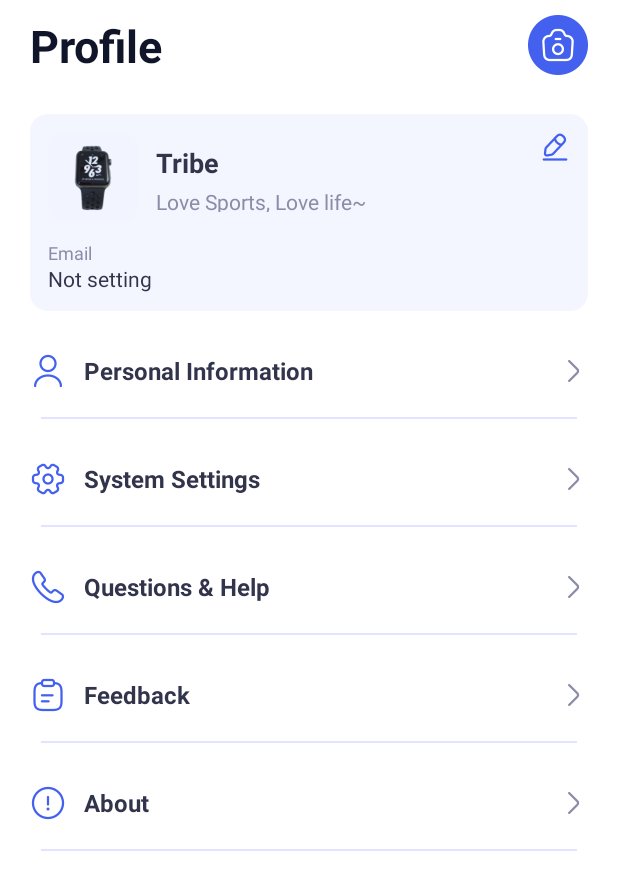
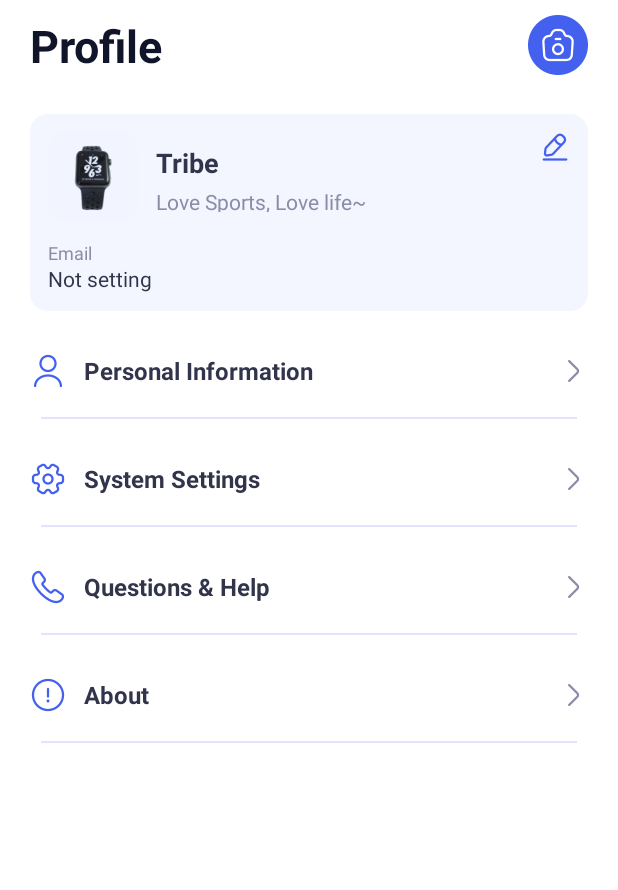
Before and after one commit to dmoney1908/SmartWatch_Android, an Android app: the fragment PersonalFragment shown on its own in the app's theme, on a phone screen of 412 x 824 dp. Shown: the top 890 px of the screen. Run offline under Robolectric (Android 15) with nearby library versions, the phone set to English and light mode, and no system bars; libraries missing offline, so code that uses them is left out: com.blankj.utilcode, com.lxj.xpopup, com.yuyh.library, com.zhj.bluetooth; 3 statements that could not run were skipped.

Commit message:
move feedback to question & help

```diff
--- a/app/src/main/java/com/linhua/smartwatch/fragment/PersonalFragment.kt
+++ b/app/src/main/java/com/linhua/smartwatch/fragment/PersonalFragment.kt
@@ -52,7 +52,7 @@ class PersonalFragment: BaseFragment(){
             val intent = Intent(this.context, SystemSettingsActivity::class.java)
             startActivity(intent)
         }
-        hostView!!.findViewById<RelativeLayout>(R.id.rl_feedback).setOnClickListener {
+        hostView!!.findViewById<RelativeLayout>(R.id.rl_help).setOnClickListener {
             val intent = Intent(this.context, FeedbackActivity::class.java)
             startActivity(intent)
         }
--- a/app/src/main/res/layout/activity_feedback.xml
+++ b/app/src/main/res/layout/activity_feedback.xml
@@ -27,7 +27,7 @@
             android:layout_centerHorizontal="true"
             android:layout_centerVertical="true"
             android:gravity="center"
-            android:text="@string/feedback"
+            android:text="@string/help"
             android:textSize="16dp"
             android:textStyle="bold"/>
     </RelativeLayout>
--- a/app/src/main/res/layout/fragment_mine.xml
+++ b/app/src/main/res/layout/fragment_mine.xml
@@ -264,57 +264,10 @@
             </View>
         </RelativeLayout>
         <RelativeLayout
-            android:id="@+id/rl_feedback"
+            android:id="@+id/rl_about"
             android:layout_marginStart="20dp"
             android:layout_marginEnd="20dp"
             android:layout_below="@+id/rl_help"
-            android:layout_height="64dp"
-            android:layout_width="match_parent"
-            android:layout_marginTop="8dp">
-
-            <ImageView
-                android:id="@+id/iv_feedback"
-                android:layout_width="24dp"
-                android:layout_height="24dp"
-                android:layout_centerVertical="true"
-                android:layout_marginStart="0dp"
-                android:src="@drawable/mine_feedback">
-            </ImageView>
-            <TextView
-                android:id="@+id/tv_feedback"
-                android:layout_width="wrap_content"
-                android:layout_height="wrap_content"
-                android:layout_marginStart="36dp"
-                android:textSize="16dp"
-                android:textColor="@color/dark"
-                android:textStyle="bold"
-                android:layout_centerVertical="true"
-                android:gravity="center_vertical|left"
-                android:text="@string/feedback">
-            </TextView>
-            <ImageView
-                android:layout_width="20dp"
-                android:layout_height="20dp"
-                android:layout_centerVertical="true"
-                android:layout_alignParentRight="true"
-                android:src="@drawable/arrow_right">
-            </ImageView>
-            <View
-                android:layout_width="match_parent"
-                android:layout_height="1dp"
-                android:layout_marginEnd="7.5dp"
-                android:layout_marginStart="7.5dp"
-                android:background="@color/line"
-                android:layout_alignParentBottom="true"
-                >
-            </View>
-
-        </RelativeLayout>
-        <RelativeLayout
-            android:id="@+id/rl_about"
-            android:layout_marginStart="20dp"
-            android:layout_marginEnd="20dp"
-            android:layout_below="@+id/rl_feedback"
             android:layout_height="64dp"
             android:layout_width="match_parent"
             android:layout_marginTop="8dp">
```
